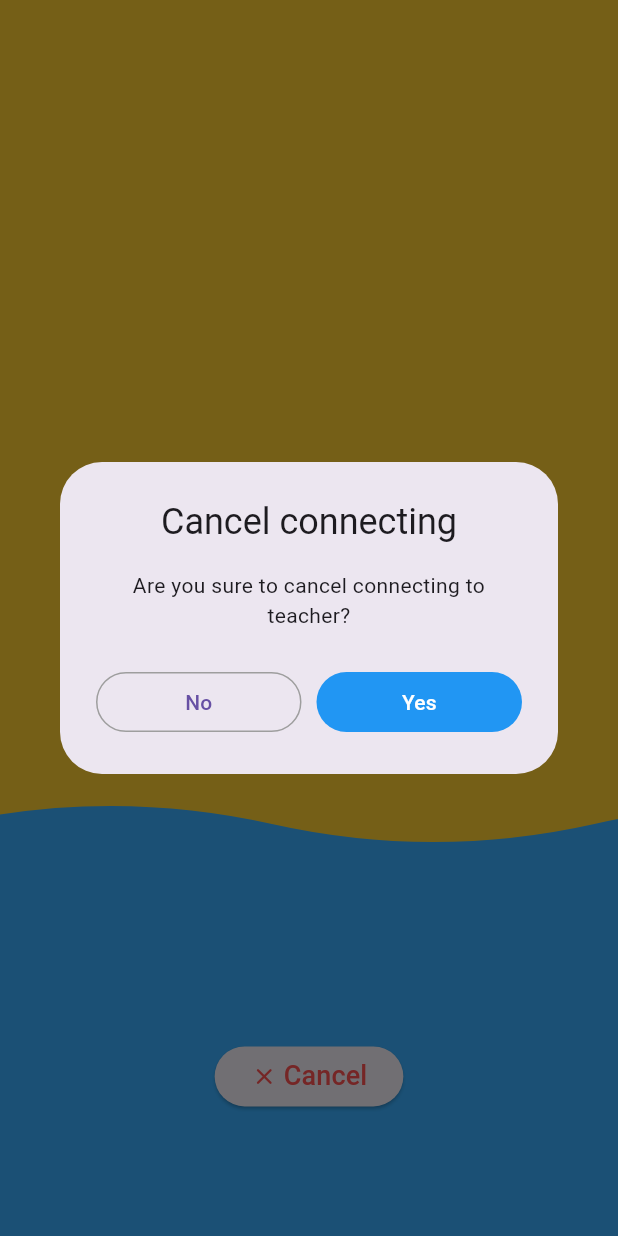
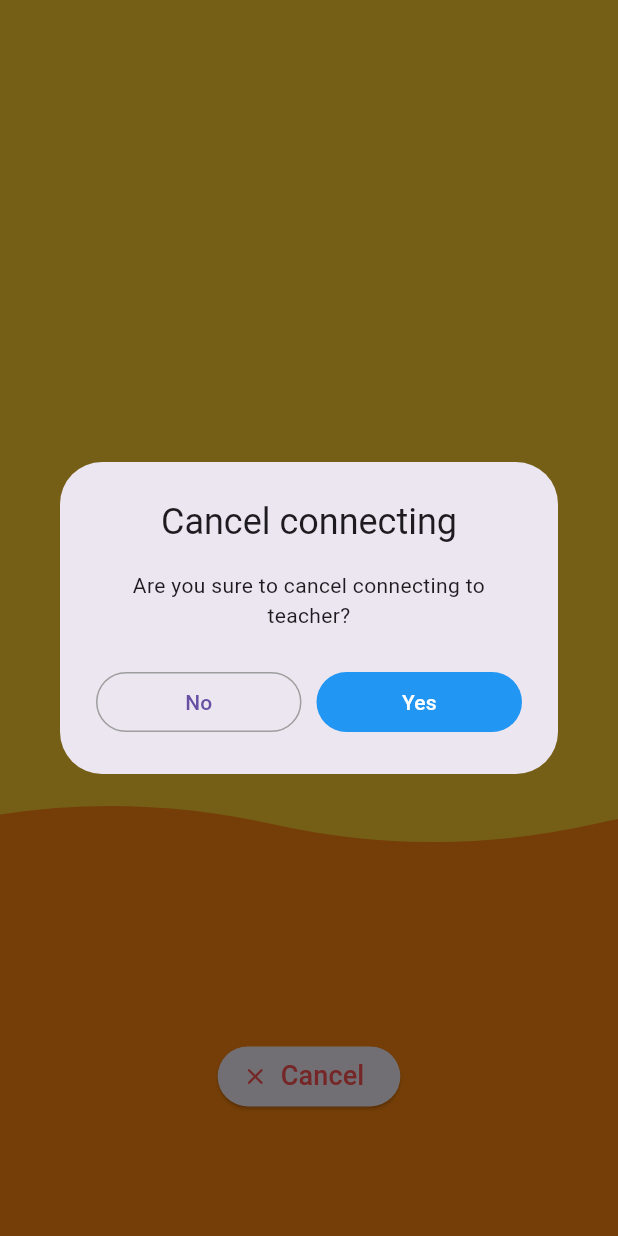
Before and after one commit to Centalki-team/centalki, a Flutter app: the ConnectTeacherView widget shown alone on an empty page, opened directly, after a tap on "Cancel", on a phone screen of 412 x 824 dp. Run offline on Flutter 3.47's test engine with Material 2 defaults, Android fonts, the phone set to English and light mode, and no system bars; our stand-ins replace dio, firebase_auth, firebase_core, firebase_database, flutter_bloc, flutter_modular and 1 more; missing offline and left inert: sample_exception; accounts and stored records are empty; network calls fail.

Commit message:
Fix animation when cancel session

```diff
--- a/lib/src/features/connect_teacher/domain/entities/session_schedule_entity.dart
+++ b/lib/src/features/connect_teacher/domain/entities/session_schedule_entity.dart
@@ -4,14 +4,12 @@ class SessionScheduleEntity {
   const SessionScheduleEntity({
     this.sessionId,
     this.sessionStudentId,
-    this.sessionTopicId,
     this.sessionTeacherId,
     this.sessionStatus,
   });
 
   final String? sessionId;
   final String? sessionStudentId;
-  final String? sessionTopicId;
   final String? sessionTeacherId;
   final SessionScheduleStatus? sessionStatus;
 }
--- a/lib/src/features/connect_teacher/presentation/blocs/connect_teacher_state.dart
+++ b/lib/src/features/connect_teacher/presentation/blocs/connect_teacher_state.dart
@@ -12,6 +12,11 @@ class ConnectTeacherInitState extends ConnectTeacherState {
 
 class ConnectTeacherLoadingState extends ConnectTeacherState {
   const ConnectTeacherLoadingState(String message) : super(message: message);
+}
+
+class ConnectTeacherLoadFailureState extends ConnectTeacherState {
+  const ConnectTeacherLoadFailureState(String message)
+      : super(message: message);
 }
 
 class ConnectTeacherLoadDoneState extends ConnectTeacherState {
--- a/lib/src/features/connect_teacher/presentation/views/connect_teacher_view.dart
+++ b/lib/src/features/connect_teacher/presentation/views/connect_teacher_view.dart
@@ -27,6 +27,27 @@ class _FindTeacherViewState extends State<ConnectTeacherView> {
           context
               .read<ConnectTeacherBloc>()
               .add(const ConnectTeacherConnectRoom());
+        } else if (state is ConnectTeacherLoadFailureState) {
+          showDialog(
+            context: context,
+            builder: (context) => AlertDialog(
+              icon: const Icon(
+                Icons.warning_amber_outlined,
+                color: Colors.redAccent,
+              ),
+              title: const Text('Create session failed!'),
+              content: Text(state.message),
+              actions: [
+                TextButton(
+                  onPressed: () {
+                    Navigator.pop(context);
+                    Navigator.pop(context);
+                  },
+                  child: Text(TextDoc.txtOk),
+                ),
+              ],
+            ),
+          );
         } else if (state is ConnectTeacherConnectErrorState) {
           showDialog(
             context: context,
@@ -116,14 +137,20 @@ class _FindTeacherViewState extends State<ConnectTeacherView> {
                 alignment: Alignment.bottomCenter,
                 child: Wave(
                   widthScreen: width,
-                  heightScreen: state is ConnectTeacherLoadingState ||
-                          state is ConnectTeacherInitState
+                  heightScreen: (state is ConnectTeacherLoadingState ||
+                          state is ConnectTeacherInitState ||
+                          state is ConnectTeacherLoadFailureState)
                       ? height * 1 / 3
-                      : state is ConnectTeacherConnectDoneState
+                      : (state is ConnectTeacherConnectDoneState)
                           ? height
                           : height * 2 / 3,
-                  colors: state is ConnectTeacherLoadingState
+                  colors: state is ConnectTeacherLoadingState ||
+                          state is ConnectTeacherInitState
                       ? [const Color(0xffFF8811)]
+                      : (state is ConnectTeacherLoadFailureState ||
+                              state is ConnectTeacherConnectErrorState ||
+                              state is ConnectTeacherCancelState)
+                          ? [const Color(0xFFFD6363)]
                           : state is ConnectTeacherConnectDoneState
                               ? [const Color(0xff55C885)]
                               : [const Color(0xff3AAFFF)],
@@ -156,7 +183,9 @@ class _FindTeacherViewState extends State<ConnectTeacherView> {
               ),
               Positioned(
                 bottom: height * 0.1,
-                child: ElevatedButton(
+                child: state is ConnectTeacherConnectDoneState
+                    ? Container()
+                    : ElevatedButton.icon(
                         onPressed: () async {
                           final result = await showDialog(
                             context: context,
@@ -175,8 +204,8 @@ class _FindTeacherViewState extends State<ConnectTeacherView> {
                                     Expanded(
                                       child: TextButton(
                                         style: TextButton.styleFrom(
-                                      side:
-                                          const BorderSide(color: Colors.grey)),
+                                            side: const BorderSide(
+                                                color: Colors.grey)),
                                         onPressed: () =>
                                             Navigator.pop(context, false),
                                         child: Text(TextDoc.txtNo),
@@ -187,10 +216,12 @@ class _FindTeacherViewState extends State<ConnectTeacherView> {
                                       child: TextButton(
                                         style: TextButton.styleFrom(
                                             backgroundColor: Colors.blue),
-                                  onPressed: () => Navigator.pop(context, true),
+                                        onPressed: () =>
+                                            Navigator.pop(context, true),
                                         child: Text(
                                           TextDoc.txtYes,
-                                    style: const TextStyle(color: Colors.white),
+                                          style: const TextStyle(
+                                              color: Colors.white),
                                         ),
                                       ),
                                     ),
@@ -201,22 +232,17 @@ class _FindTeacherViewState extends State<ConnectTeacherView> {
                           ).then((value) => value ?? false);
                           if (result) {
                             if (mounted) {
-                        context
-                            .read<ConnectTeacherBloc>()
-                            .add(const ConnectTeacherCancelButtonPressed());
+                              context.read<ConnectTeacherBloc>().add(
+                                  const ConnectTeacherCancelButtonPressed());
                             }
                           }
                         },
-                  child: Row(
-                    children: [
-                      const Icon(Icons.close_rounded, color: Colors.redAccent),
-                      const SizedBox(width: smallSpacing4),
-                      Text(
+                        icon: const Icon(Icons.close_rounded,
+                            color: Colors.redAccent),
+                        label: Text(
                           TextDoc.txtCancel,
                           style: const TextStyle(
                               fontSize: 18, color: Colors.redAccent),
-                      ),
-                    ],
                         ),
                       ),
               )
--- a/lib/src/features/topic_detail/data/datasources/topics_datasource/remote_data/model/topic_detail_model.dart
+++ b/lib/src/features/topic_detail/data/datasources/topics_datasource/remote_data/model/topic_detail_model.dart
@@ -18,6 +18,7 @@ class TopicDetailModel extends TopicDetailEntity {
     this.questions,
     this.phrases,
   }) : super(
+          topicId: id,
           topicName: name,
           topicImage: imageURL,
           topicDescription: description,
```
Also changed, not shown: lib/base/temp_dio/dio_client.dart (+22 -5 lines), lib/src/features/connect_teacher/data/datasources/schedule_datasource/remote_data/model/session_schedule_model.dart (+68 -11 lines), lib/src/features/connect_teacher/presentation/blocs/connect_teacher_bloc.dart (+8 -5 lines), lib/src/features/connect_teacher/data/datasources/schedule_datasource/remote_data/model/session_schedule_model.g.dart. Lines whose indentation alone changed are shown as unchanged.
